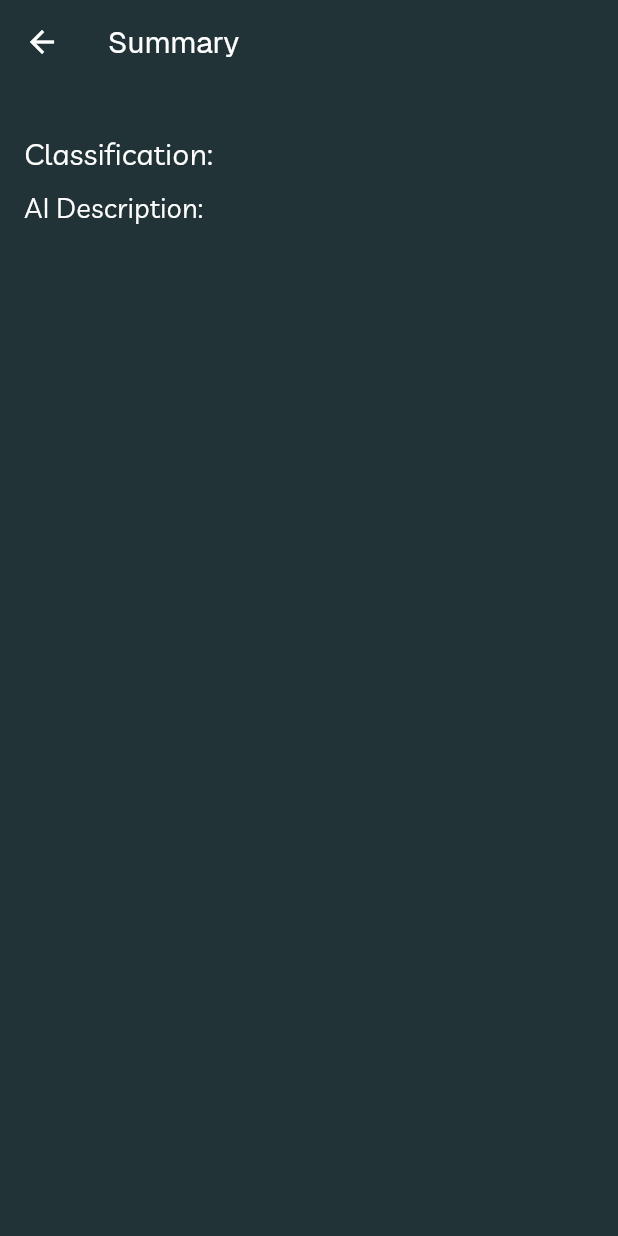
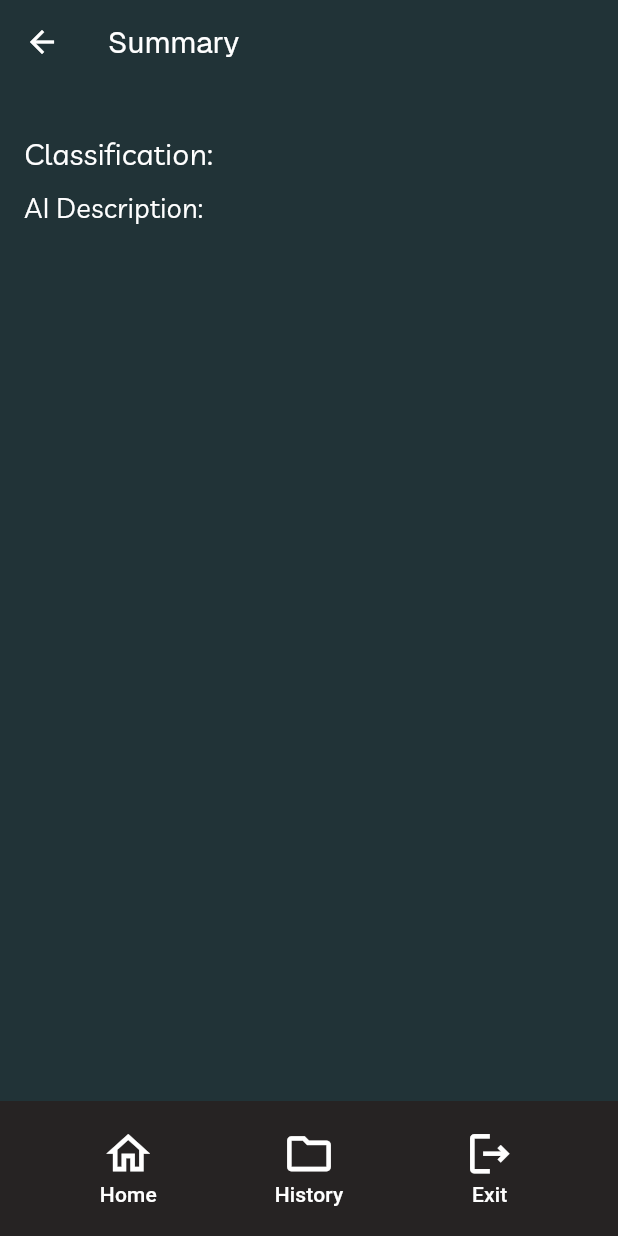
Before and after one commit to DarthJC1/ReThread, a Flutter app: the Summarypage screen opened directly with empty values, on a phone screen of 412 x 824 dp. Run offline on Flutter 3.47's test engine with Material 3 defaults, Android fonts, the phone set to English and light mode, and no system bars; our stand-ins replace camera, flutter_dotenv; project files that could hold a hidden picture were left out.

Commit message:
Made exit function, added navbar at the summary page

```diff
--- a/rethread/lib/pages/landingpage.dart
+++ b/rethread/lib/pages/landingpage.dart
@@ -27,8 +27,8 @@ class LandingPage extends StatelessWidget {
               )
 
             ],
-          )
+          ),
+      );
 
-      );
   }
 }
--- a/rethread/lib/pages/summarypage.dart
+++ b/rethread/lib/pages/summarypage.dart
@@ -5,6 +5,7 @@ import 'package:rethread/common/colors.dart';
 import 'package:rethread/common/fonts.dart';
 import 'package:rethread/templates/TemplateBackground.dart';
 import 'package:rethread/widgets/SummaryDescWidget.dart';
+import 'package:rethread/widgets/navbar.dart';
 
 class Summarypage extends StatelessWidget {
   final int prediction;
@@ -24,7 +25,7 @@ class Summarypage extends StatelessWidget {
   Widget build(BuildContext context) {
     return Scaffold(
       appBar: AppBar(
-        iconTheme: IconThemeData(
+          iconTheme: IconThemeData(
           color: Colors.white, // Warna yang kamu inginkan
         ),
         title: Text('Summary', style: PrevPageText,),
@@ -36,7 +37,8 @@ class Summarypage extends StatelessWidget {
             TemplateBackground01(),
             SummaryDescWidget(prediction: prediction, imagePath: imagePath, classification: classification, aiDescription: aiDescription),
           ],
-        )
+        ),
+      bottomNavigationBar: Navbar(),
     );
   }
 }
--- a/rethread/lib/widgets/navbar.dart
+++ b/rethread/lib/widgets/navbar.dart
@@ -1,9 +1,15 @@
+import 'dart:io';
+
 import 'package:flutter/material.dart';
 import 'package:rethread/common/colors.dart';
 import 'package:rethread/pages/LandingPage.dart';
 
+
+
 class Navbar extends StatelessWidget {
   const Navbar({super.key});
+
+
 
   @override
   Widget build(BuildContext context) {
@@ -64,7 +70,7 @@ class Navbar extends StatelessWidget {
             // color: Colors.red,
             child: FloatingActionButton(
               onPressed: () {
-                  LandingPage();
+                  exit(0);
                 },
               foregroundColor: Colors.white,
               backgroundColor: navbarBlack,
```
